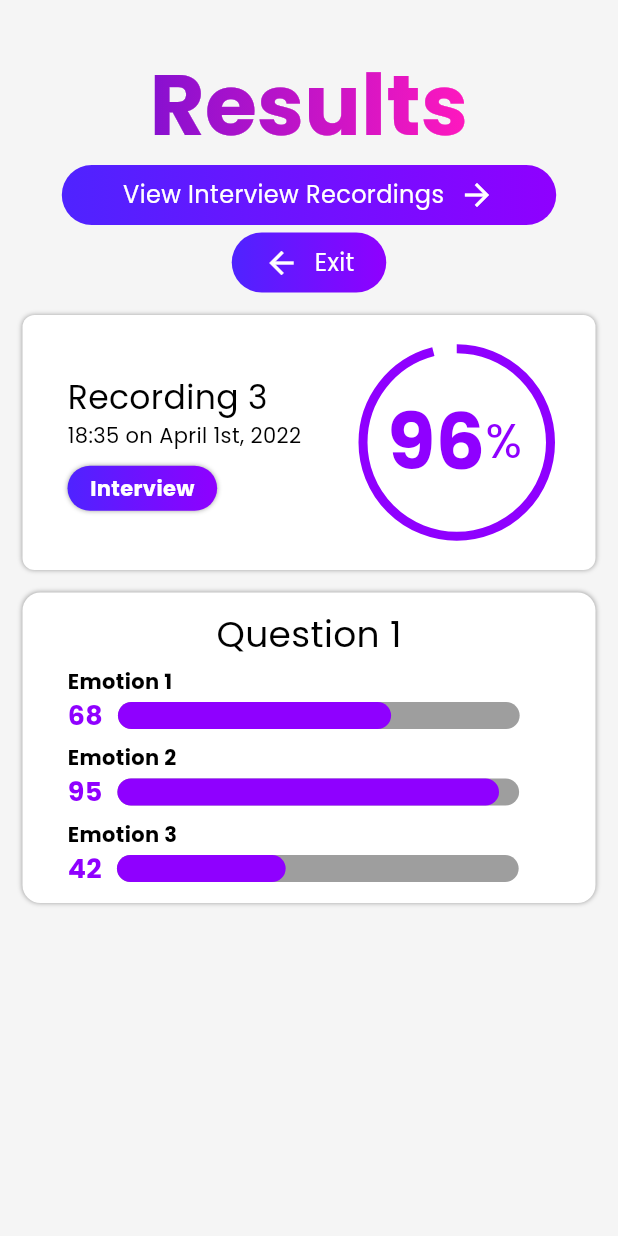
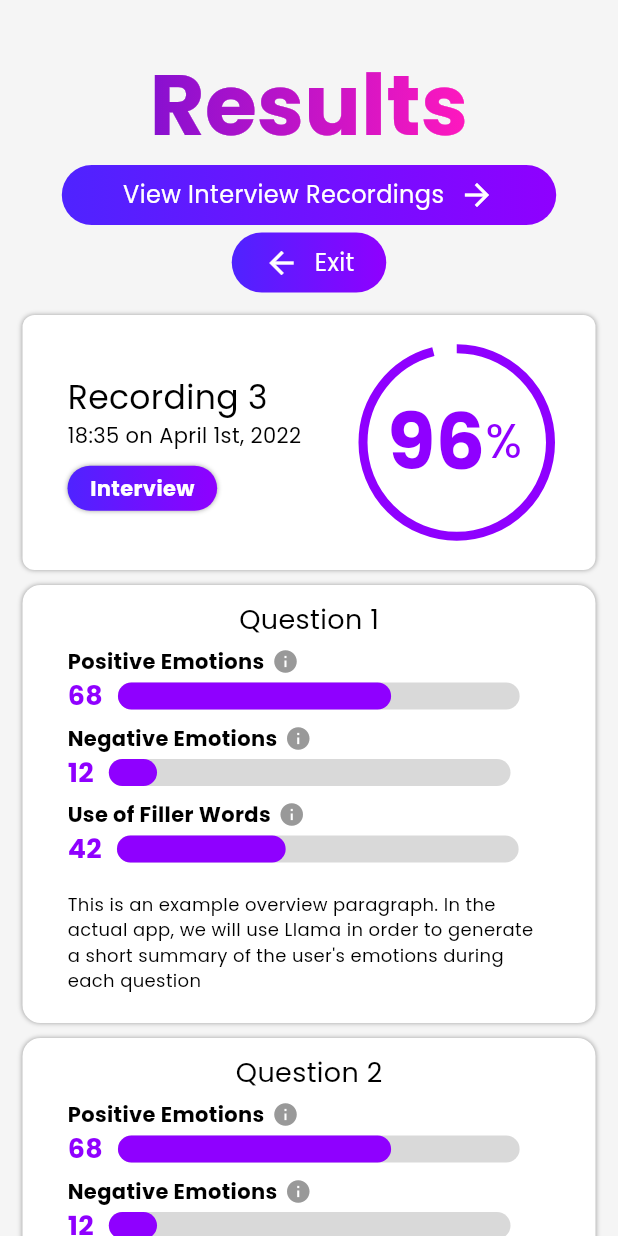
Before and after one commit to SpeakUP-Mobile/SpeakUP-App, a Flutter app: the InterviewResults screen opened directly, on a phone screen of 412 x 824 dp. Run offline on Flutter 3.47's test engine with Material 3 defaults, Android fonts, the phone set to English and light mode, and no system bars; drawn by our look-alikes of simple_gradient_text; our stand-ins replace camera, get, image_picker, permission_handler, supabase_flutter, video_player; missing offline and left inert: video_compress, video_thumbnail; accounts and stored records are empty; network calls fail.

Commit message:
Added scrollability to results screen

```diff
--- a/lib/interview_screen/interview_results.dart
+++ b/lib/interview_screen/interview_results.dart
@@ -12,7 +12,10 @@ class InterviewResults extends GetView<InterviewResultsController> {
     return Scaffold(
         body: SafeArea(
             bottom: false,
+            child: SingleChildScrollView(
               child: Center(
+                child: Padding(
+                  padding: const EdgeInsets.symmetric(horizontal: 8.0),
                   child: Column(
                       crossAxisAlignment: CrossAxisAlignment.center,
                       children: [
@@ -28,14 +31,19 @@ class InterviewResults extends GetView<InterviewResultsController> {
                         const SizedBox(height: 5),
                         backButton(context),
                         const SizedBox(height: 15),
-                    SingleChildScrollView(
-                        child: Column(children: [
                         resultsOverview(context),
-                      const SizedBox(height: 15),
-                      questionResult(context),
-                    ])),
-                    const Spacer(),
+                        const SizedBox(height: 10),
+                        questionResult(context, 1),
+                        const SizedBox(height: 10),
+                        questionResult(context, 2),
+                        const SizedBox(height: 10),
+                        questionResult(context, 3),
+                        const SizedBox(height: 10),
+                        backButton(context),
+                        const SizedBox(height: 30),
                       ]),
+                ),
+              ),
             )));
   }
 
@@ -172,7 +180,7 @@ class InterviewResults extends GetView<InterviewResultsController> {
     ]);
   }
 
-  Container questionResult(BuildContext context) {
+  Container questionResult(BuildContext context, int number) {
     return Container(
         width: MediaQuery.of(context).size.width - 30,
         padding: const EdgeInsets.symmetric(horizontal: 30, vertical: 10),
@@ -184,21 +192,33 @@ class InterviewResults extends GetView<InterviewResultsController> {
             ]),
         child: Column(
           children: [
-            const Text('Question 1', style: TextStyle(fontSize: 24)),
+            Text('Question $number', style: const TextStyle(fontSize: 18)),
             const SizedBox(height: 5),
-            emotionScore(context, 1, 68),
+            emotionScore(context, 'Positive Emotions', 68),
             const SizedBox(height: 5),
-            emotionScore(context, 2, 95),
+            emotionScore(context, 'Negative Emotions', 12),
             const SizedBox(height: 5),
-            emotionScore(context, 3, 42)
+            emotionScore(context, 'Use of Filler Words', 42),
+            const SizedBox(height: 15),
+            const Text(
+                'This is an example overview paragraph. In the actual app, we will use Llama in order to generate a short summary of the user\'s emotions during each question',
+                style: TextStyle(fontSize: 12)),
+            const SizedBox(height: 10),
           ],
         ));
   }
 
-  Column emotionScore(BuildContext context, int number, int score) {
+  Column emotionScore(BuildContext context, String title, int score) {
     return Column(crossAxisAlignment: CrossAxisAlignment.start, children: [
-      Text('Emotion $number',
-          style: const TextStyle(fontWeight: FontWeight.bold)),
+      Row(
+        children: [
+          Text(title, style: const TextStyle(fontWeight: FontWeight.bold)),
+          const SizedBox(width: 5),
+          const InkWell(
+              child: Icon(Icons.info,
+                  color: Color.fromARGB(255, 153, 153, 153), size: 18))
+        ],
+      ),
       Row(
         children: [
           Text('$score',
@@ -213,10 +233,10 @@ class InterviewResults extends GetView<InterviewResultsController> {
                   borderRadius: const BorderRadius.all(Radius.circular(12.0)),
                   minHeight: 18,
                   value: score / 100,
-                  backgroundColor: Colors.grey,
+                  backgroundColor: const Color(0xFFD9D9D9),
                   color: const Color(0xFF8F00FF)))
         ],
-      )
+      ),
     ]);
   }
 }
```
Lines whose indentation alone changed are shown as unchanged.
